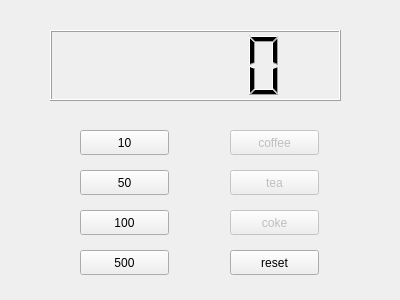
First picture: the form in widget.ui, repository bobsomin/vending-machine, before the edit.
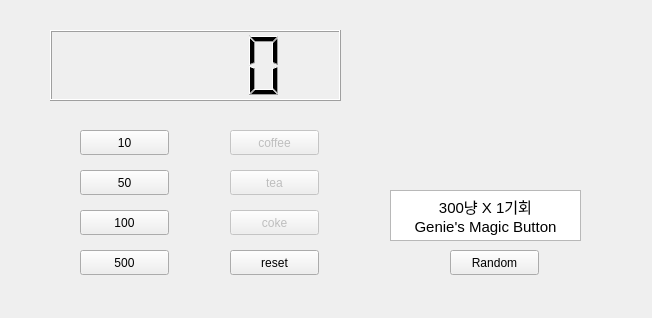
Second picture: the form after the edit.

```diff
--- a/widget.ui
+++ b/widget.ui
@@ -6,8 +6,8 @@
    <rect>
     <x>0</x>
     <y>0</y>
-    <width>400</width>
-    <height>300</height>
+    <width>652</width>
+    <height>318</height>
    </rect>
   </property>
   <property name="windowTitle">
@@ -136,6 +136,50 @@
     <string>reset</string>
    </property>
   </widget>
+  <widget class="QLabel" name="label_pic">
+   <property name="geometry">
+    <rect>
+     <x>390</x>
+     <y>40</y>
+     <width>221</width>
+     <height>121</height>
+    </rect>
+   </property>
+   <property name="text">
+    <string/>
+   </property>
+  </widget>
+  <widget class="QPushButton" name="RandomButton">
+   <property name="geometry">
+    <rect>
+     <x>450</x>
+     <y>250</y>
+     <width>89</width>
+     <height>25</height>
+    </rect>
+   </property>
+   <property name="text">
+    <string>Random</string>
+   </property>
+  </widget>
+  <widget class="QTextBrowser" name="textBrowser">
+   <property name="geometry">
+    <rect>
+     <x>390</x>
+     <y>190</y>
+     <width>191</width>
+     <height>51</height>
+    </rect>
+   </property>
+   <property name="html">
+    <string>&lt;!DOCTYPE HTML PUBLIC &quot;-//W3C//DTD HTML 4.0//EN&quot; &quot;http://www.w3.org/TR/REC-html40/strict.dtd&quot;&gt;
+&lt;html&gt;&lt;head&gt;&lt;meta name=&quot;qrichtext&quot; content=&quot;1&quot; /&gt;&lt;style type=&quot;text/css&quot;&gt;
+p, li { white-space: pre-wrap; }
+&lt;/style&gt;&lt;/head&gt;&lt;body style=&quot; font-family:'Ubuntu'; font-size:11pt; font-weight:400; font-style:normal;&quot;&gt;
+&lt;p align=&quot;center&quot; style=&quot; margin-top:0px; margin-bottom:0px; margin-left:0px; margin-right:0px; -qt-block-indent:0; text-indent:0px;&quot;&gt;300냥 X 1기회&lt;/p&gt;
+&lt;p align=&quot;center&quot; style=&quot; margin-top:0px; margin-bottom:0px; margin-left:0px; margin-right:0px; -qt-block-indent:0; text-indent:0px;&quot;&gt;Genie's Magic Button&lt;/p&gt;&lt;/body&gt;&lt;/html&gt;</string>
+   </property>
+  </widget>
  </widget>
  <layoutdefault spacing="6" margin="11"/>
  <resources/>
```
